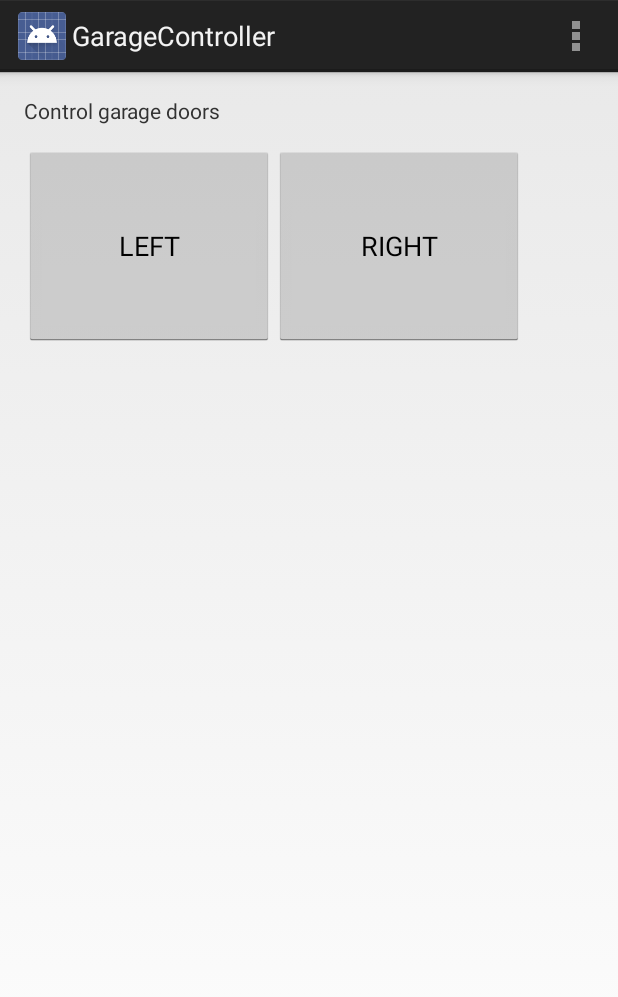
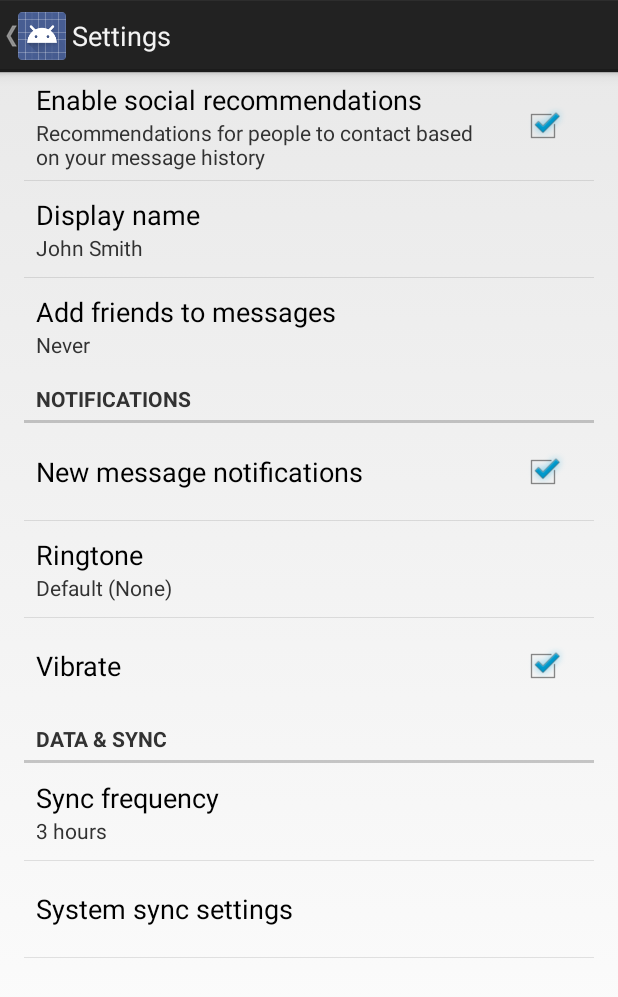
Before and after one commit to royveshovda/garagecontroller, an Android app: the screen it shows after launch (GarageActivity before the commit, SettingsActivity after it), in the options menu, after a tap on "Settings", on a phone screen of 412 x 824 dp. Shown: the top 997 px of the screen. Run offline under Robolectric (Android 15) with nearby library versions, the phone set to English and light mode, and no system bars; libraries missing offline, so code that uses them is left out: com.rabbitmq.client; 10 statements that could not run were skipped.

```diff
--- a/source/Android/GarageController/app/build.gradle
+++ b/source/Android/GarageController/app/build.gradle
@@ -24,4 +24,5 @@ dependencies {
     compile fileTree(dir: 'libs', include: ['*.jar'])
     compile 'com.rabbitmq:amqp-client:3.3.5'
     compile 'com.google.protobuf:protobuf-java:2.5.0'
+    compile 'com.android.support:support-v4:20.0.0'
 }
--- a/source/Android/GarageController/app/src/main/java/com/eycarus/garage/garagecontroller/GarageActivity.java
+++ b/source/Android/GarageController/app/src/main/java/com/eycarus/garage/garagecontroller/GarageActivity.java
@@ -1,6 +1,7 @@
 package com.eycarus.garage.garagecontroller;
 
 import android.app.Activity;
+import android.content.Intent;
 import android.os.AsyncTask;
 import android.os.Bundle;
 import android.view.Menu;
@@ -51,11 +52,18 @@ public class GarageActivity extends Activity {
         // Handle action bar item clicks here. The action bar will
         // automatically handle clicks on the Home/Up button, so long
         // as you specify a parent activity in AndroidManifest.xml.
+
+        boolean handled = true;
         int id = item.getItemId();
-        if (id == R.id.action_settings) {
-            return true;
+
+        switch(id){
+            case R.id.action_settings:
+                startActivity(new Intent(this, SettingsActivity.class));
+                break;
+            default:
+                handled = super.onOptionsItemSelected(item);
         }
-        return super.onOptionsItemSelected(item);
+        return handled;
     }
 
     private class Worker extends AsyncTask {
--- /dev/null
+++ b/source/Android/GarageController/app/src/main/java/com/eycarus/garage/garagecontroller/SettingsActivity.java
@@ -0,0 +1,296 @@
+package com.eycarus.garage.garagecontroller;
+
+import android.annotation.TargetApi;
+import android.content.Context;
+import android.content.res.Configuration;
+import android.media.Ringtone;
+import android.media.RingtoneManager;
+import android.net.Uri;
+import android.os.Build;
+import android.os.Bundle;
+import android.preference.ListPreference;
+import android.preference.Preference;
+import android.preference.PreferenceActivity;
+import android.preference.PreferenceCategory;
+import android.preference.PreferenceFragment;
+import android.preference.PreferenceManager;
+import android.preference.RingtonePreference;
+import android.text.TextUtils;
+import android.view.MenuItem;
+import android.support.v4.app.NavUtils;
+
+
+import java.util.List;
+
+/**
+ * A {@link PreferenceActivity} that presents a set of application settings. On
+ * handset devices, settings are presented as a single list. On tablets,
+ * settings are split by category, with category headers shown to the left of
+ * the list of settings.
+ * <p>
+ * See <a href="http://developer.android.com/design/patterns/settings.html">
+ * Android Design: Settings</a> for design guidelines and the <a
+ * href="http://developer.android.com/guide/topics/ui/settings.html">Settings
+ * API Guide</a> for more information on developing a Settings UI.
+ */
+public class SettingsActivity extends PreferenceActivity {
+    /**
+     * Determines whether to always show the simplified settings UI, where
+     * settings are presented in a single list. When false, settings are shown
+     * as a master/detail two-pane view on tablets. When true, a single pane is
+     * shown on tablets.
+     */
+    private static final boolean ALWAYS_SIMPLE_PREFS = false;
+
+    @Override
+    protected void onCreate(Bundle savedInstanceState) {
+        super.onCreate(savedInstanceState);
+        setupActionBar();
+    }
+
+    /**
+     * Set up the {@link android.app.ActionBar}, if the API is available.
+     */
+    @TargetApi(Build.VERSION_CODES.HONEYCOMB)
+    private void setupActionBar() {
+        if (Build.VERSION.SDK_INT >= Build.VERSION_CODES.HONEYCOMB) {
+            // Show the Up button in the action bar.
+            getActionBar().setDisplayHomeAsUpEnabled(true);
+        }
+    }
+
+    @Override
+    public boolean onOptionsItemSelected(MenuItem item) {
+        int id = item.getItemId();
+        if (id == android.R.id.home) {
+            // This ID represents the Home or Up button. In the case of this
+            // activity, the Up button is shown. Use NavUtils to allow users
+            // to navigate up one level in the application structure. For
+            // more details, see the Navigation pattern on Android Design:
+            //
+            // http://developer.android.com/design/patterns/navigation.html#up-vs-back
+            //
+            // TODO: If Settings has multiple levels, Up should navigate up
+            // that hierarchy.
+            NavUtils.navigateUpFromSameTask(this);
+            return true;
+        }
+        return super.onOptionsItemSelected(item);
+    }
+
+    @Override
+    protected void onPostCreate(Bundle savedInstanceState) {
+        super.onPostCreate(savedInstanceState);
+
+        setupSimplePreferencesScreen();
+    }
+
+    /**
+     * Shows the simplified settings UI if the device configuration if the
+     * device configuration dictates that a simplified, single-pane UI should be
+     * shown.
+     */
+    private void setupSimplePreferencesScreen() {
+        if (!isSimplePreferences(this)) {
+            return;
+        }
+
+        // In the simplified UI, fragments are not used at all and we instead
+        // use the older PreferenceActivity APIs.
+
+        // Add 'general' preferences.
+        addPreferencesFromResource(R.xml.pref_general);
+
+        // Add 'notifications' preferences, and a corresponding header.
+        PreferenceCategory fakeHeader = new PreferenceCategory(this);
+        fakeHeader.setTitle(R.string.pref_header_notifications);
+        getPreferenceScreen().addPreference(fakeHeader);
+        addPreferencesFromResource(R.xml.pref_notification);
+
+        // Add 'data and sync' preferences, and a corresponding header.
+        fakeHeader = new PreferenceCategory(this);
+        fakeHeader.setTitle(R.string.pref_header_data_sync);
+        getPreferenceScreen().addPreference(fakeHeader);
+        addPreferencesFromResource(R.xml.pref_data_sync);
+
+        // Bind the summaries of EditText/List/Dialog/Ringtone preferences to
+        // their values. When their values change, their summaries are updated
+        // to reflect the new value, per the Android Design guidelines.
+        bindPreferenceSummaryToValue(findPreference("example_text"));
+        bindPreferenceSummaryToValue(findPreference("example_list"));
+        bindPreferenceSummaryToValue(findPreference("notifications_new_message_ringtone"));
+        bindPreferenceSummaryToValue(findPreference("sync_frequency"));
+        //bindPreferenceSummaryToValue(findPreference("Host"));
+        //bindPreferenceSummaryToValue(findPreference("Exchange"));
+        //bindPreferenceSummaryToValue(findPreference("Username"));
+        //bindPreferenceSummaryToValue(findPreference("Password"));
+    }
+
+    /** {@inheritDoc} */
+    @Override
+    public boolean onIsMultiPane() {
+        return isXLargeTablet(this) && !isSimplePreferences(this);
+    }
+
+    /**
+     * Helper method to determine if the device has an extra-large screen. For
+     * example, 10" tablets are extra-large.
+     */
+    private static boolean isXLargeTablet(Context context) {
+        return (context.getResources().getConfiguration().screenLayout
+        & Configuration.SCREENLAYOUT_SIZE_MASK) >= Configuration.SCREENLAYOUT_SIZE_XLARGE;
+    }
+
+    /**
+     * Determines whether the simplified settings UI should be shown. This is
+     * true if this is forced via {@link #ALWAYS_SIMPLE_PREFS}, or the device
+     * doesn't have newer APIs like {@link PreferenceFragment}, or the device
+     * doesn't have an extra-large screen. In these cases, a single-pane
+     * "simplified" settings UI should be shown.
+     */
+    private static boolean isSimplePreferences(Context context) {
+        return ALWAYS_SIMPLE_PREFS
+                || Build.VERSION.SDK_INT < Build.VERSION_CODES.HONEYCOMB
+                || !isXLargeTablet(context);
+    }
+
+    /** {@inheritDoc} */
+    @Override
+    @TargetApi(Build.VERSION_CODES.HONEYCOMB)
+    public void onBuildHeaders(List<Header> target) {
+        if (!isSimplePreferences(this)) {
+            loadHeadersFromResource(R.xml.pref_headers, target);
+        }
+    }
+
+    /**
+     * A preference value change listener that updates the preference's summary
+     * to reflect its new value.
+     */
+    private static Preference.OnPreferenceChangeListener sBindPreferenceSummaryToValueListener = new Preference.OnPreferenceChangeListener() {
+        @Override
+        public boolean onPreferenceChange(Preference preference, Object value) {
+            String stringValue = value.toString();
+
+            if (preference instanceof ListPreference) {
+                // For list preferences, look up the correct display value in
+                // the preference's 'entries' list.
+                ListPreference listPreference = (ListPreference) preference;
+                int index = listPreference.findIndexOfValue(stringValue);
+
+                // Set the summary to reflect the new value.
+                preference.setSummary(
+                        index >= 0
+                                ? listPreference.getEntries()[index]
+                                : null);
+
+            } else if (preference instanceof RingtonePreference) {
+                // For ringtone preferences, look up the correct display value
+                // using RingtoneManager.
+                if (TextUtils.isEmpty(stringValue)) {
+                    // Empty values correspond to 'silent' (no ringtone).
+                    preference.setSummary(R.string.pref_ringtone_silent);
+
+                } else {
+                    Ringtone ringtone = RingtoneManager.getRingtone(
+                            preference.getContext(), Uri.parse(stringValue));
+
+                    if (ringtone == null) {
+                        // Clear the summary if there was a lookup error.
+                        preference.setSummary(null);
+                    } else {
+                        // Set the summary to reflect the new ringtone display
+                        // name.
+                        String name = ringtone.getTitle(preference.getContext());
+                        preference.setSummary(name);
+                    }
+                }
+
+            } else {
+                // For all other preferences, set the summary to the value's
+                // simple string representation.
+                preference.setSummary(stringValue);
+            }
+            return true;
+        }
+    };
+
+    /**
+     * Binds a preference's summary to its value. More specifically, when the
+     * preference's value is changed, its summary (line of text below the
+     * preference title) is updated to reflect the value. The summary is also
+     * immediately updated upon calling this method. The exact display format is
+     * dependent on the type of preference.
+     *
+     * @see #sBindPreferenceSummaryToValueListener
+     */
+    private static void bindPreferenceSummaryToValue(Preference preference) {
+        // Set the listener to watch for value changes.
+        preference.setOnPreferenceChangeListener(sBindPreferenceSummaryToValueListener);
+
+        // Trigger the listener immediately with the preference's
+        // current value.
+        sBindPreferenceSummaryToValueListener.onPreferenceChange(preference,
+                PreferenceManager
+                        .getDefaultSharedPreferences(preference.getContext())
+                        .getString(preference.getKey(), ""));
+    }
+
+    /**
+     * This fragment shows general preferences only. It is used when the
+     * activity is showing a two-pane settings UI.
+     */
+    @TargetApi(Build.VERSION_CODES.HONEYCOMB)
+    public static class GeneralPreferenceFragment extends PreferenceFragment {
+        @Override
+        public void onCreate(Bundle savedInstanceState) {
+            super.onCreate(savedInstanceState);
+            addPreferencesFromResource(R.xml.pref_general);
+
+            // Bind the summaries of EditText/List/Dialog/Ringtone preferences
+            // to their values. When their values change, their summaries are
+            // updated to reflect the new value, per the Android Design
+            // guidelines.
+            bindPreferenceSummaryToValue(findPreference("example_text"));
+            bindPreferenceSummaryToValue(findPreference("example_list"));
+        }
+    }
+
+    /**
+     * This fragment shows notification preferences only. It is used when the
+     * activity is showing a two-pane settings UI.
+     */
+    @TargetApi(Build.VERSION_CODES.HONEYCOMB)
+    public static class NotificationPreferenceFragment extends PreferenceFragment {
+        @Override
+        public void onCreate(Bundle savedInstanceState) {
+            super.onCreate(savedInstanceState);
+            addPreferencesFromResource(R.xml.pref_notification);
+
+            // Bind the summaries of EditText/List/Dialog/Ringtone preferences
+            // to their values. When their values change, their summaries are
+            // updated to reflect the new value, per the Android Design
+            // guidelines.
+            bindPreferenceSummaryToValue(findPreference("notifications_new_message_ringtone"));
+        }
+    }
+
+    /**
+     * This fragment shows data and sync preferences only. It is used when the
+     * activity is showing a two-pane settings UI.
+     */
+    @TargetApi(Build.VERSION_CODES.HONEYCOMB)
+    public static class DataSyncPreferenceFragment extends PreferenceFragment {
+        @Override
+        public void onCreate(Bundle savedInstanceState) {
+            super.onCreate(savedInstanceState);
+            addPreferencesFromResource(R.xml.pref_data_sync);
+
+            // Bind the summaries of EditText/List/Dialog/Ringtone preferences
+            // to their values. When their values change, their summaries are
+            // updated to reflect the new value, per the Android Design
+            // guidelines.
+            bindPreferenceSummaryToValue(findPreference("sync_frequency"));
+        }
+    }
+}
--- /dev/null
+++ b/source/Android/GarageController/app/src/main/res/values/strings_activity_settings.xml
@@ -0,0 +1,59 @@
+<resources>
+        <string name="title_activity_settings">Settings</string>
+
+    <!-- Strings related to Settings -->
+
+    <!-- Example General settings -->
+    <string name="pref_header_general">General</string>
+
+    <string name="pref_title_social_recommendations">Enable social recommendations</string>
+    <string name="pref_description_social_recommendations">Recommendations for people to contact based on your message history</string>
+
+    <string name="pref_title_display_name">Display name</string>
+    <string name="pref_default_display_name">John Smith</string>
+
+    <string name="pref_title_add_friends_to_messages">Add friends to messages</string>
+    <string-array name="pref_example_list_titles">
+        <item>Always</item>
+        <item>When possible</item>
+        <item>Never</item>
+    </string-array>
+    <string-array name="pref_example_list_values">
+        <item>1</item>
+        <item>0</item>
+        <item>-1</item>
+    </string-array>
+
+    <!-- Example settings for Data & Sync -->
+    <string name="pref_header_data_sync">Data &amp; sync</string>
+
+    <string name="pref_title_sync_frequency">Sync frequency</string>
+    <string-array name="pref_sync_frequency_titles">
+        <item>15 minutes</item>
+        <item>30 minutes</item>
+        <item>1 hour</item>
+        <item>3 hours</item>
+        <item>6 hours</item>
+        <item>Never</item>
+    </string-array>
+    <string-array name="pref_sync_frequency_values">
+        <item>15</item>
+        <item>30</item>
+        <item>60</item>
+        <item>180</item>
+        <item>360</item>
+        <item>-1</item>
+    </string-array>
+
+    <string name="pref_title_system_sync_settings">System sync settings</string>
+
+    <!-- Example settings for Notifications -->
+    <string name="pref_header_notifications">Notifications</string>
+
+    <string name="pref_title_new_message_notifications">New message notifications</string>
+
+    <string name="pref_title_ringtone">Ringtone</string>
+    <string name="pref_ringtone_silent">Silent</string>
+
+    <string name="pref_title_vibrate">Vibrate</string>
+</resources>
--- /dev/null
+++ b/source/Android/GarageController/app/src/main/res/xml/pref_data_sync.xml
@@ -0,0 +1,21 @@
+<PreferenceScreen xmlns:android="http://schemas.android.com/apk/res/android">
+
+    <!-- NOTE: Hide buttons to simplify the UI. Users can touch outside the dialog to
+         dismiss it. -->
+    <!-- NOTE: ListPreference's summary should be set to its value by the activity code. -->
+    <ListPreference
+        android:key="sync_frequency"
+        android:title="@string/pref_title_sync_frequency"
+        android:entries="@array/pref_sync_frequency_titles"
+        android:entryValues="@array/pref_sync_frequency_values"
+        android:defaultValue="180"
+        android:negativeButtonText="@null"
+        android:positiveButtonText="@null" />
+
+    <!-- This preference simply launches an intent when selected. Use this UI sparingly, per
+         design guidelines. -->
+    <Preference android:title="@string/pref_title_system_sync_settings">
+        <intent android:action="android.settings.SYNC_SETTINGS" />
+    </Preference>
+
+</PreferenceScreen>
--- /dev/null
+++ b/source/Android/GarageController/app/src/main/res/xml/pref_general.xml
@@ -0,0 +1,33 @@
+<PreferenceScreen xmlns:android="http://schemas.android.com/apk/res/android">
+
+    <CheckBoxPreference
+        android:key="example_checkbox"
+        android:title="@string/pref_title_social_recommendations"
+        android:summary="@string/pref_description_social_recommendations"
+        android:defaultValue="true" />
+
+    <!-- NOTE: EditTextPreference accepts EditText attributes. -->
+    <!-- NOTE: EditTextPreference's summary should be set to its value by the activity code. -->
+    <EditTextPreference
+        android:key="example_text"
+        android:title="@string/pref_title_display_name"
+        android:defaultValue="@string/pref_default_display_name"
+        android:selectAllOnFocus="true"
+        android:inputType="textCapWords"
+        android:capitalize="words"
+        android:singleLine="true"
+        android:maxLines="1" />
+
+    <!-- NOTE: Hide buttons to simplify the UI. Users can touch outside the dialog to
+         dismiss it. -->
+    <!-- NOTE: ListPreference's summary should be set to its value by the activity code. -->
+    <ListPreference
+        android:key="example_list"
+        android:title="@string/pref_title_add_friends_to_messages"
+        android:defaultValue="-1"
+        android:entries="@array/pref_example_list_titles"
+        android:entryValues="@array/pref_example_list_values"
+        android:negativeButtonText="@null"
+        android:positiveButtonText="@null" />
+
+</PreferenceScreen>
--- /dev/null
+++ b/source/Android/GarageController/app/src/main/res/xml/pref_headers.xml
@@ -0,0 +1,17 @@
+<preference-headers xmlns:android="http://schemas.android.com/apk/res/android">
+
+    <!-- These settings headers are only used on tablets. -->
+
+    <header
+        android:fragment="com.eycarus.garage.garagecontroller.SettingsActivity$GeneralPreferenceFragment"
+        android:title="@string/pref_header_general" />
+
+    <header
+        android:fragment="com.eycarus.garage.garagecontroller.SettingsActivity$NotificationPreferenceFragment"
+        android:title="@string/pref_header_notifications" />
+
+    <header
+        android:fragment="com.eycarus.garage.garagecontroller.SettingsActivity$DataSyncPreferenceFragment"
+        android:title="@string/pref_header_data_sync" />
+
+</preference-headers>
--- /dev/null
+++ b/source/Android/GarageController/app/src/main/res/xml/pref_notification.xml
@@ -0,0 +1,27 @@
+<PreferenceScreen xmlns:android="http://schemas.android.com/apk/res/android">
+
+    <!-- A 'parent' preference, which enables/disables child preferences (below)
+         when checked/unchecked. -->
+    <CheckBoxPreference
+        android:key="notifications_new_message"
+        android:title="@string/pref_title_new_message_notifications"
+        android:defaultValue="true" />
+
+    <!-- Allows the user to choose a ringtone in the 'notification' category. -->
+    <!-- NOTE: This preference will be enabled only when the checkbox above is checked. -->
+    <!-- NOTE: RingtonePreference's summary should be set to its value by the activity code. -->
+    <RingtonePreference
+        android:dependency="notifications_new_message"
+        android:key="notifications_new_message_ringtone"
+        android:title="@string/pref_title_ringtone"
+        android:ringtoneType="notification"
+        android:defaultValue="content://settings/system/notification_sound" />
+
+    <!-- NOTE: This preference will be enabled only when the checkbox above is checked. -->
+    <CheckBoxPreference
+        android:dependency="notifications_new_message"
+        android:key="notifications_new_message_vibrate"
+        android:title="@string/pref_title_vibrate"
+        android:defaultValue="true" />
+
+</PreferenceScreen>
```
Also changed, not shown: source/Android/GarageController/app/src/main/AndroidManifest.xml (+8 -0 lines), 3 other files.
